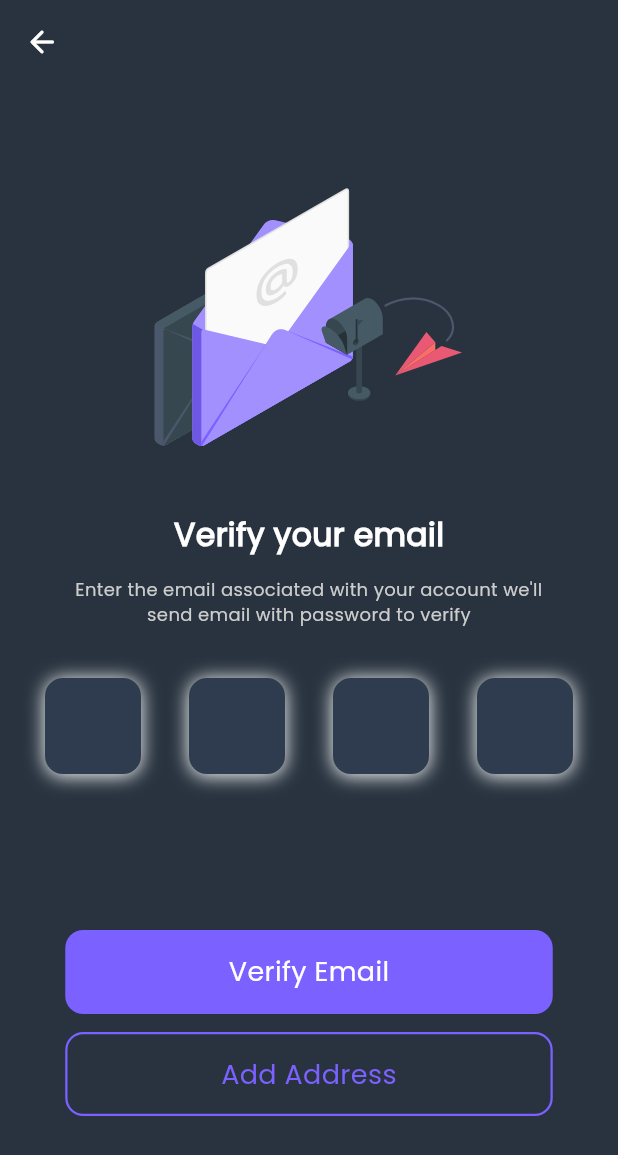
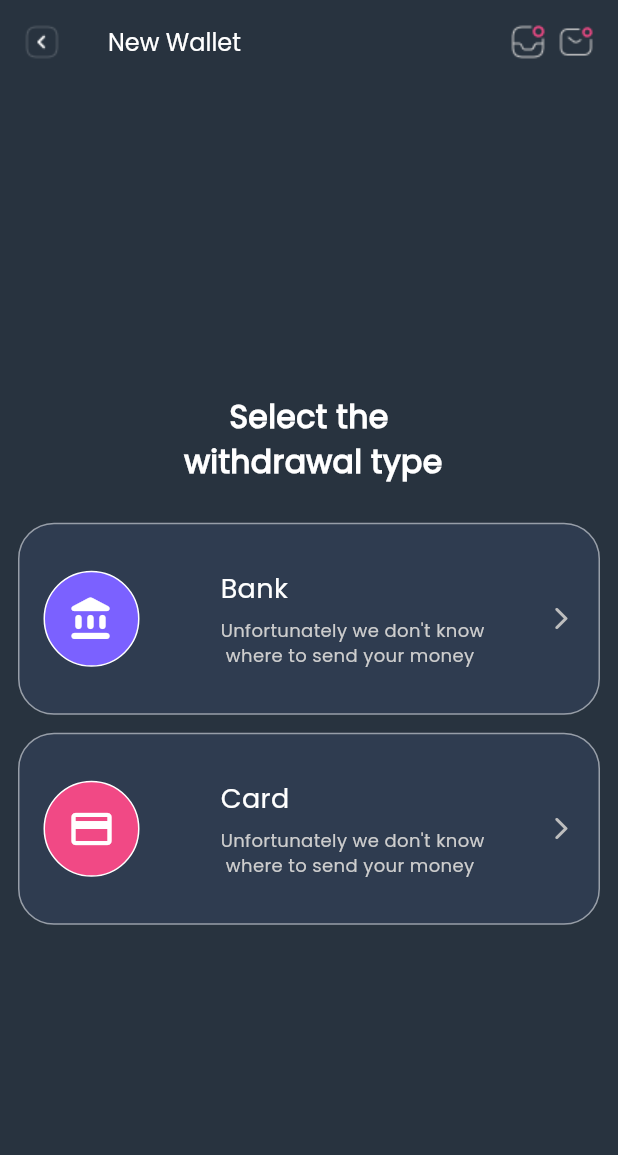
Before and after one commit to salsabilelshiekh2022/Running-App, a Flutter app: the screen it shows after launch, on a phone screen of 412 x 824 dp. Shown: the top 1155 px of the screen. Run offline on Flutter 3.47's test engine with Material 3 defaults, Android fonts, the light colour scheme and no system bars; drawn by our look-alikes of pin_code_fields; our stand-ins replace bloc, firebase_auth, firebase_core, flutter_svg; accounts and stored records are empty.

Commit message:
New wallet screen UI

```diff
--- a/lib/app/run_app.dart
+++ b/lib/app/run_app.dart
@@ -1,9 +1,12 @@
 import 'package:flutter/material.dart';
 import 'package:running_app/constants.dart';
 import 'package:running_app/core/router/router.dart';
+import 'package:running_app/views/history/view.dart';
+import 'package:running_app/views/new_wallet.dart/view.dart';
 import 'package:running_app/views/verify_email/view.dart';
 
 import '../views/add_address/view.dart';
+import '../views/home/view.dart';
 
 class RunApp extends StatelessWidget {
   const RunApp({super.key});
@@ -24,7 +27,7 @@ class RunApp extends StatelessWidget {
       ),
       navigatorKey: navigatorKey,
       onGenerateRoute: onGenerate,
-      home: const VerifyEmail(),
+      home: const NewWalletView(),
     );
   }
 }
--- /dev/null
+++ b/lib/views/new_wallet.dart/units/new_wallet_body.dart
@@ -0,0 +1,49 @@
+import 'package:flutter/material.dart';
+
+import '../../../widgets/app_text.dart';
+import 'new_wallet_card.dart';
+
+class NewWalletBody extends StatelessWidget {
+  const NewWalletBody({super.key});
+
+  @override
+  Widget build(BuildContext context) {
+    return const SafeArea(
+      child: Padding(
+        padding: EdgeInsets.all(12),
+        child: Column(
+          mainAxisAlignment: MainAxisAlignment.center,
+          crossAxisAlignment: CrossAxisAlignment.center,
+          children: [
+            AppText(
+              text: "Select the\n withdrawal type",
+              fontWeight: FontWeight.w700,
+              fontSize: 21,
+              textAlign: TextAlign.center,
+            ),
+            SizedBox(
+              height: 25,
+            ),
+            NewWalletCard(
+              color: Color(0xFF7B61FF),
+              iconSrc: Icons.account_balance_rounded,
+              title: "Bank",
+              subTitle:
+                  "Unfortunately we don't know\n where to send your money",
+            ),
+            SizedBox(
+              height: 12,
+            ),
+            NewWalletCard(
+              color: Color(0xFfF14985),
+              iconSrc: Icons.credit_card_outlined,
+              title: "Card",
+              subTitle:
+                  "Unfortunately we don't know\n where to send your money",
+            ),
+          ],
+        ),
+      ),
+    );
+  }
+}
--- /dev/null
+++ b/lib/views/new_wallet.dart/units/new_wallet_card.dart
@@ -0,0 +1,97 @@
+import 'package:flutter/material.dart';
+
+import '../../../widgets/app_text.dart';
+
+class NewWalletCard extends StatelessWidget {
+  const NewWalletCard(
+      {super.key,
+      required this.color,
+      required this.iconSrc,
+      required this.title,
+      required this.subTitle});
+
+  final Color color;
+  final IconData iconSrc;
+  final String title;
+  final String subTitle;
+
+  @override
+  Widget build(BuildContext context) {
+    return Container(
+      width: double.infinity,
+      padding: const EdgeInsets.symmetric(horizontal: 16),
+      height: 128,
+      decoration: ShapeDecoration(
+        color: const Color(0xFF2F3C50),
+        shape: RoundedRectangleBorder(
+          side: BorderSide(
+            width: 1,
+            color: Colors.white.withOpacity(0.5),
+          ),
+          borderRadius: BorderRadius.circular(24),
+        ),
+        shadows: const [
+          BoxShadow(
+            color: Color(0x0C1C252C),
+            blurRadius: 12,
+            offset: Offset(0, 4),
+            spreadRadius: 0,
+          )
+        ],
+      ),
+      child: Center(
+        child: Row(
+          mainAxisAlignment: MainAxisAlignment.spaceBetween,
+          children: [
+            Container(
+              width: 64,
+              height: 64,
+              decoration: ShapeDecoration(
+                color: color,
+                shape: RoundedRectangleBorder(
+                  side: const BorderSide(width: 1, color: Colors.white),
+                  borderRadius: BorderRadius.circular(100),
+                ),
+              ),
+              child: Icon(
+                iconSrc,
+                color: Colors.white,
+                size: 32,
+              ),
+            ),
+            const SizedBox(
+              width: 16,
+            ),
+            Column(
+              mainAxisAlignment: MainAxisAlignment.center,
+              crossAxisAlignment: CrossAxisAlignment.start,
+              children: [
+                AppText(
+                  text: title,
+                  fontSize: 18,
+                  fontWeight: FontWeight.w500,
+                ),
+                const SizedBox(
+                  height: 6,
+                ),
+                AppText(
+                  text: subTitle,
+                  color: const Color(0xffcdcdcd),
+                  fontSize: 12,
+                )
+              ],
+            ),
+            const SizedBox(
+              width: 4,
+            ),
+            const Icon(
+              Icons.arrow_forward_ios_rounded,
+              color: Color(0xffbebebe),
+              size: 18,
+            )
+          ],
+        ),
+      ),
+    );
+  }
+}
--- /dev/null
+++ b/lib/views/new_wallet.dart/view.dart
@@ -0,0 +1,37 @@
+import 'package:flutter/material.dart';
+import 'package:flutter_svg/svg.dart';
+import 'package:running_app/widgets/app_text.dart';
+
+import 'units/new_wallet_body.dart';
+
+class NewWalletView extends StatelessWidget {
+  const NewWalletView({super.key});
+
+  @override
+  Widget build(BuildContext context) {
+    return Scaffold(
+      appBar: AppBar(
+        title: const AppText(
+          text: "New Wallet",
+          fontSize: 16,
+        ),
+        leading: Image.asset('assets/images/arrowLeft.png'),
+        actions: [
+          Row(
+            children: [
+              Image.asset('assets/images/directNotification.png'),
+              const SizedBox(
+                width: 8,
+              ),
+              Image.asset('assets/images/smsNotification.png'),
+              const SizedBox(
+                width: 16,
+              )
+            ],
+          ),
+        ],
+      ),
+      body: const NewWalletBody(),
+    );
+  }
+}
```
Also changed, not shown: assets/images/bank.svg (added).
